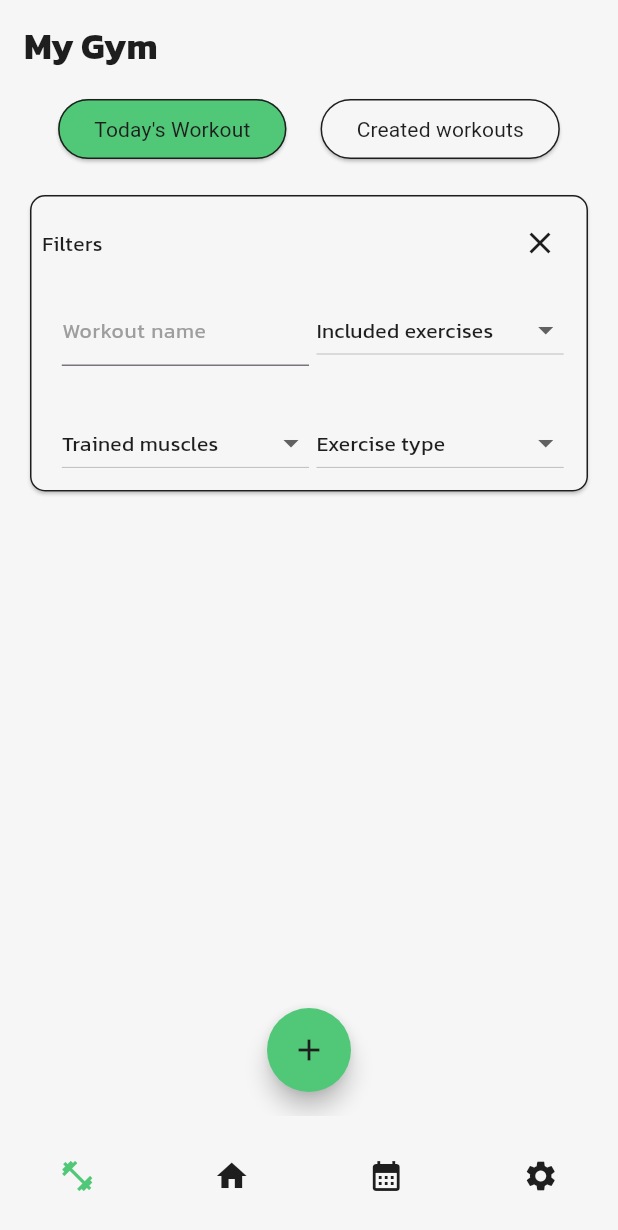
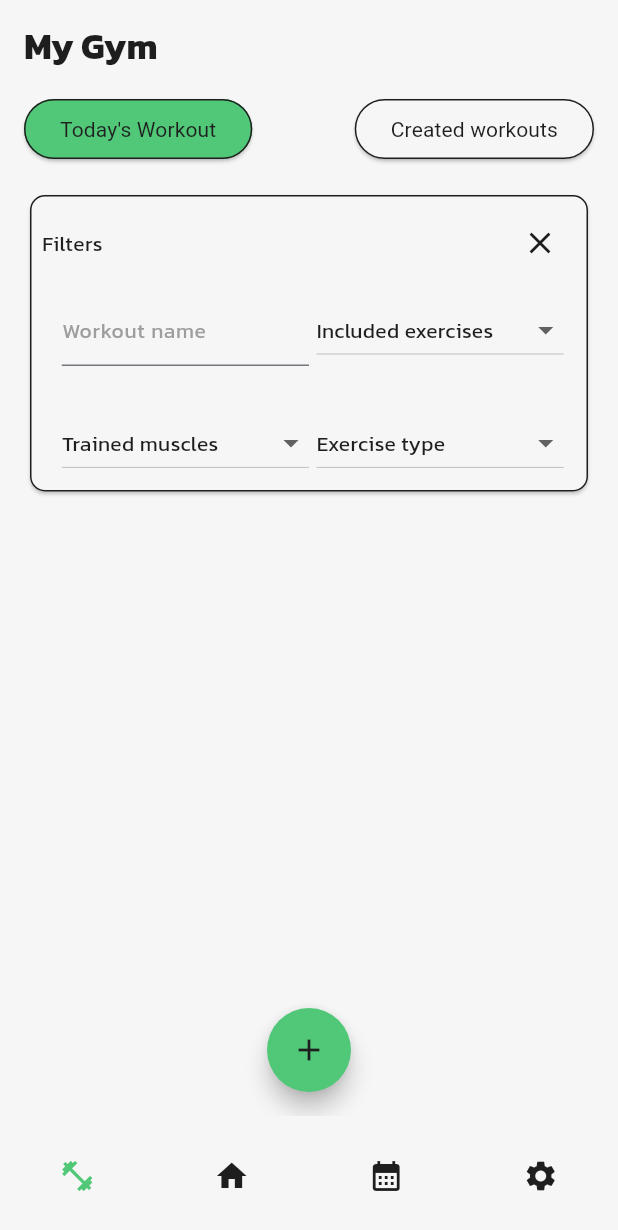
Before and after one commit to TakeOff30/fit_rep, a Flutter app: the screen it shows after launch, after a tap on an icon or button, on a phone screen of 412 x 824 dp. Shown: the top 1230 px of the screen. Run offline on Flutter 3.47's test engine with Material 3 defaults, Android fonts, the phone set to English and light mode, and no system bars; our stand-ins replace fl_chart, flutter_tts, just_audio, percent_indicator, table_calendar; missing offline and left inert: flutter_picker.

Commit message:
General layout and bug fixing
Co-authored-by: ela-rami <ela-rami@users.noreply.github.com>

```diff
--- a/lib/providers/settings_manager.dart
+++ b/lib/providers/settings_manager.dart
@@ -4,6 +4,7 @@ import 'package:flutter/material.dart';
 class SettingsManager extends ChangeNotifier {
   bool _isDarkMode = false;
   bool _isNotificationEnabled = true;
+  bool _isSoundEnabled = true;
   int _height = 180;
   int _weight = 70;
   int _notificationFrequency = 0;
@@ -12,6 +13,7 @@ class SettingsManager extends ChangeNotifier {
 
   bool get isDarkMode => _isDarkMode;
   bool get isNotificationEnabled => _isNotificationEnabled;
+  bool get isSoundEnabled => _isSoundEnabled;
   int get height => _height;
   int get weight => _weight;
   int get notificationFrequency => _notificationFrequency;
@@ -25,6 +27,11 @@ class SettingsManager extends ChangeNotifier {
 
   void toggleNotification() {
     _isNotificationEnabled = !isNotificationEnabled;
+    notifyListeners();
+  }
+
+  void toggleSound() {
+    _isSoundEnabled = !isSoundEnabled;
     notifyListeners();
   }
 
--- a/lib/screens/calendar_screen.dart
+++ b/lib/screens/calendar_screen.dart
@@ -1,3 +1,4 @@
+import 'package:fit_rep/components/generics/calendar_tutorial.dart';
 import 'package:fit_rep/components/generics/workout_card.dart';
 import 'package:fit_rep/models/workout.dart';
 import 'package:fit_rep/providers/workouts_manager.dart';
@@ -30,13 +31,26 @@ class _CalendarScreenState extends State<CalendarScreen> {
 
       return Scaffold(
         appBar: AppBar(
-          title: Text(
-            'Workouts Log',
-            style: TextStyle(
-                fontFamily: 'Roboto',
-                fontSize: 24,
-                fontWeight: FontWeight.bold),
-          ),
+          title: Text('Calendar',
+              style: TextStyle(
+                fontSize: 24.0,
+                fontWeight: FontWeight.bold,
+                fontFamily: 'Kanit',
+              )),
+          actions: <Widget>[
+            IconButton(
+              icon: Icon(
+                Icons.info,
+                color: settingsProvider.isDarkMode
+                    ? Theme.of(context).primaryColorLight
+                    : Theme.of(context).primaryColorDark,
+              ),
+              onPressed: () {
+                showDialog(
+                    context: context, builder: (context) => CalendarTutorial());
+              },
+            ),
+          ],
         ),
         body: Column(
           children: [
--- a/lib/screens/home_screen.dart
+++ b/lib/screens/home_screen.dart
@@ -1,3 +1,4 @@
+import 'package:fit_rep/components/statistics/statitics_tutorial.dart';
 import 'package:fit_rep/enums.dart';
 import 'package:fit_rep/providers/settings_manager.dart';
 import 'package:fit_rep/providers/statistics_manager.dart';
@@ -29,23 +30,34 @@ class _HomeScreenState extends State<HomeScreen> {
     var _settingsProvider = Provider.of<SettingsManager>(context);
     final settingsProvider = Provider.of<SettingsManager>(context);
     return Scaffold(
+      appBar: AppBar(
+        title: Text('Weekly Statistics',
+            style: TextStyle(
+              fontSize: 24.0,
+              fontWeight: FontWeight.bold,
+              fontFamily: 'Kanit',
+            )),
+        actions: <Widget>[
+          IconButton(
+            icon: Icon(
+              Icons.info,
+              color: settingsProvider.isDarkMode
+                  ? Theme.of(context).primaryColorLight
+                  : Theme.of(context).primaryColorDark,
+            ),
+            onPressed: () {
+              showDialog(
+                  context: context, builder: (context) => StatisticsTutorial());
+            },
+          ),
+        ],
+      ),
       body: SingleChildScrollView(
         child: Container(
           margin: const EdgeInsets.all(16.0),
           child: Column(
             mainAxisAlignment: MainAxisAlignment.start,
             children: <Widget>[
-              const Center(
-                child: Text(
-                  'Weekly Statistics',
-                  style: TextStyle(
-                    fontSize: 24.0,
-                    fontWeight: FontWeight.bold,
-                    fontFamily: 'Kanit',
-                  ),
-                ),
-              ),
-              const SizedBox(height: 50),
               Center(
                 child: Container(
                   // Container for the statistics
--- a/lib/screens/my_gym_screen.dart
+++ b/lib/screens/my_gym_screen.dart
@@ -52,7 +52,7 @@ class MyGymScreenState extends State<MyGymScreen> {
               ),
               const SizedBox(height: 16),
               Row(
-                mainAxisAlignment: MainAxisAlignment.spaceEvenly,
+                mainAxisAlignment: MainAxisAlignment.spaceBetween,
                 children: <Widget>[
                   ElevatedButton(
                     onPressed: () {
--- a/lib/screens/settings_screen.dart
+++ b/lib/screens/settings_screen.dart
@@ -75,9 +75,9 @@ class _SettingsScreenState extends State<SettingsScreen> {
                 Text('Sounds', style: Theme.of(context).textTheme.bodyLarge),
                 Switch(
                   activeColor: Theme.of(context).primaryColor,
-                  value: settingsProvider.isNotificationEnabled,
+                  value: settingsProvider.isSoundEnabled,
                   onChanged: (value) {
-                    settingsProvider.toggleNotification();
+                    settingsProvider.toggleSound();
                   },
                 ),
               ],
--- a/lib/themes.dart
+++ b/lib/themes.dart
@@ -1,8 +1,8 @@
 import 'package:flutter/material.dart';
 
-Color primaryColor = Color.fromARGB(255, 80, 200, 120);
-Color darkColor = Color.fromARGB(255, 30, 30, 30);
-Color lightColor = Color.fromARGB(255, 246, 246, 246);
+Color primaryColor = Color(0xFF50C878);
+Color darkColor = Color(0xFF1E1E1E);
+Color lightColor = Color(0xFFF6F6F6);
 Color lightGrey = Color.fromARGB(255, 192, 192, 192);
 Color darkGrey = Color.fromARGB(255, 74, 74, 74);
 
--- a/pubspec.yaml
+++ b/pubspec.yaml
@@ -74,6 +74,9 @@ flutter:
     - assets/sounds/notification.mp3
     - assets/sounds/soft.mp3
     - assets/sounds/done.mp3
+    - assets/images/stats_tut_1.png
+    - assets/images/stats_tut_2.png
+    - assets/images/calendar_tut_1.png
 
   # An image asset can refer to one or more resolution-specific "variants", see
   # https://flutter.dev/assets-and-images/#resolution-aware
```
Also changed, not shown: lib/components/generics/calendar_modal.dart (+54 -11 lines), lib/components/generics/calendar_tutorial.dart (added, +32 -0 lines), lib/components/generics/tutorial_modal.dart (deleted, +0 -35 lines), lib/components/generics/welcome_modal.dart (added, +19 -0 lines), lib/components/statistics/statitics_tutorial.dart (added, +56 -0 lines), lib/init.dart (+13 -0 lines), lib/screens/workout_execution_screen.dart (+10 -6 lines), lib/screens/workout_preview_screen.dart (+12 -8 lines), lib/screens/workout_termination_screen.dart (+8 -5 lines), assets/images/calendar_tut_1.png (added), assets/images/stats_tut_1.png (added), assets/images/stats_tut_2.png (added), pubspec.lock, 1 other file.
